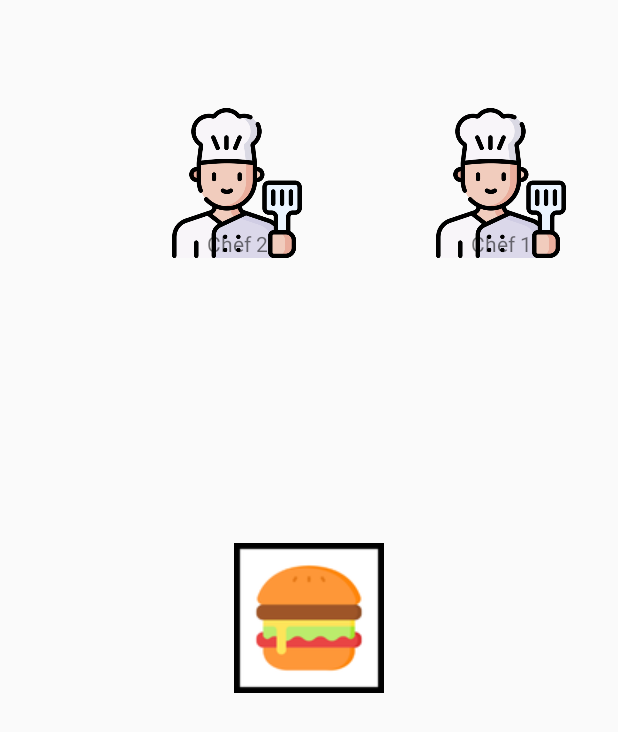
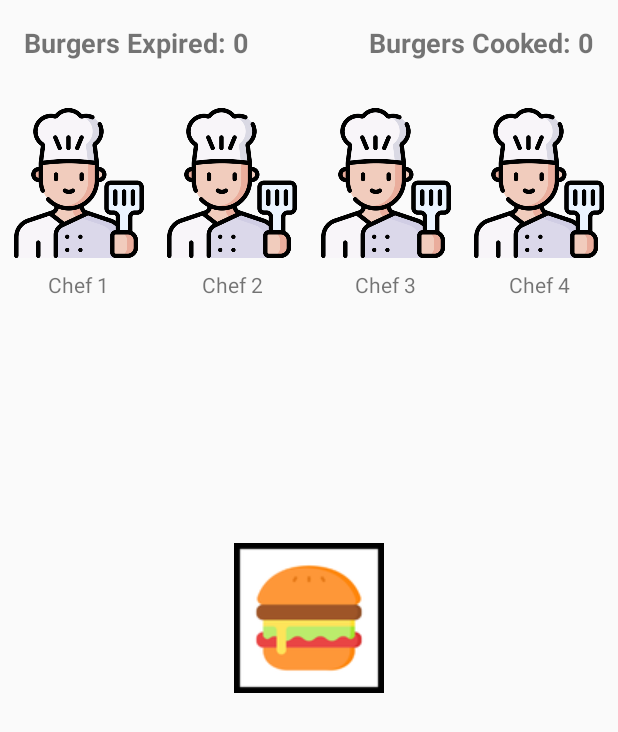
Before and after one commit to shengweikoh/cs205-ass4, an Android app built with Jetpack Compose: the screen it shows after launch (MainActivity), on a phone screen of 412 x 824 dp. Shown: the top 732 px of the screen. Run offline under Robolectric (Android 15) with nearby library versions, the phone set to English and light mode, and no system bars.

Commit message:
Enabled chef cooking burger

```diff
--- a/app/build.gradle.kts
+++ b/app/build.gradle.kts
@@ -60,4 +60,7 @@
     androidTestImplementation(libs.androidx.ui.test.junit4)
     debugImplementation(libs.androidx.ui.tooling)
     debugImplementation(libs.androidx.ui.test.manifest)
+
+    implementation("com.github.bumptech.glide:glide:4.12.0")
+    annotationProcessor("com.github.bumptech.glide:compiler:4.12.0")
 }
--- a/app/src/main/java/com/example/cs205_ass4/game/GameEngine.kt
+++ b/app/src/main/java/com/example/cs205_ass4/game/GameEngine.kt
@@ -8,31 +8,38 @@
 
 class GameEngine {
 
-    // Managers for different game entities
+    // Managers for game entities.
     val chefManager = ChefManager()
     val burgerManager = BurgerManager()
 
     var burgerCounter = 0
+    // Counter for burgers that have finished cooking.
+    var cookedBurgerCounter = 0
+    // New counter for burgers that have expired.
+    var expiredBurgerCounter = 0
 
-    // Handler for the game loop
+    // Handler for the game loop and delayed tasks.
     private val handler = Handler(Looper.getMainLooper())
-
-    // Game update interval (milliseconds)
     private val GAME_ENGINE_UPDATE_INTERVAL = 100L  // 10 updates per second
 
-    // Callback for burger expiration
+    // Callback for when burger views must be removed.
     private var onBurgersExpiredCallback: ((List<Int>) -> Unit)? = null
+    // Callback for when a burger has finished cooking.
+    private var onBurgerCookedCallback: ((Int) -> Unit)? = null
+    // Callback for notifying when a chef's state changes (e.g. idle or cooking).
+    private var onChefStateChangedCallback: ((Int, ChefState) -> Unit)? = null
+    // NEW: Callback for when the expired burger counter changes.
+    private var onBurgerExpiredCountChangedCallback: ((Int) -> Unit)? = null
 
     init {
-        // Spawn initial game entities
-//        chefManager.spawnChef(id = 1, x = 100f, y = 200f)
-//        burgerManager.spawnBurger(id = 1, x = 150f, y = 250f)
+        // Spawn initial chefs.
+        chefManager.spawnChef(id = 1, x = 100f, y = 200f)
+        chefManager.spawnChef(id = 2, x = 300f, y = 200f)
+        chefManager.spawnChef(id = 3, x = 100f, y = 400f)
+        chefManager.spawnChef(id = 4, x = 300f, y = 400f)
     }
 
-    // Called to start game loops, timers, etc.
     fun startGame() {
-        // TODO: Implement other game loop logic or timer events
-        // Start the game loop
         scheduleUpdate()
     }
 
@@ -43,37 +50,78 @@
         }, GAME_ENGINE_UPDATE_INTERVAL)
     }
 
-    // Called on each game tick/update
     fun updateGame() {
-        // Get expired burger IDs before updating
+        // Get expired burger IDs.
         val expiredBurgerIds = burgerManager.getExpiredBurgerIds()
 
-        chefManager.updateChefs()    // Update chef states, positions, etc.
-        burgerManager.updateBurgers()  // Deletes expired burgers and updates burger states, positions, etc.
+        // Update game entities.
+        chefManager.updateChefs()
+        burgerManager.updateBurgers()
 
-        // Additional game logic (e.g., collision detection, scoring) goes here
+        // Additional game logic can be added here.
 
-        // Notify about expired burgers
+        // If there are expired burgers, update counter and notify.
         if (expiredBurgerIds.isNotEmpty()) {
+            expiredBurgerCounter += expiredBurgerIds.size
+            onBurgerExpiredCountChangedCallback?.invoke(expiredBurgerCounter)
+            // Notify to remove expired burger views.
             onBurgersExpiredCallback?.invoke(expiredBurgerIds)
         }
     }
 
-    // Register for burger expiration callbacks
-    // Currently, we are using event-based callbacks to remove expired burgers
-    // Meaning game engine will call game renderer remove expired burgers method when burgers expire
-    // Might want to use a timer-based approach for future extension if required
+    // Callback setter for expired burger views (UI removal).
     fun setOnBurgersExpiredCallback(callback: (List<Int>) -> Unit) {
         onBurgersExpiredCallback = callback
+    }
+
+    // Callback setter for cooked burger count.
+    fun setOnBurgerCookedCallback(callback: (Int) -> Unit) {
+        onBurgerCookedCallback = callback
+    }
+
+    // Callback setter for chef state changes.
+    fun setOnChefStateChangedCallback(callback: (Int, ChefState) -> Unit) {
+        onChefStateChangedCallback = callback
+    }
+
+    // NEW: Callback setter for expired burger count changes.
+    fun setOnBurgerExpiredCountChangedCallback(callback: (Int) -> Unit) {
+        onBurgerExpiredCountChangedCallback = callback
     }
 
     fun getChefState(chefId: Int): ChefState {
         return chefManager.getChefById(chefId)?.chefState ?: ChefState.IDLE
     }
 
-    // Toggle a specific chef's state (for example, when a user taps on a chef)
     fun toggleChefState(chefId: Int) {
         chefManager.toggleChef(chefId)
+    }
+
+    // When a burger is assigned for cooking, it cooks for 5 seconds.
+    fun startCookingBurger(chefId: Int, burgerId: Int) {
+        // Check if the chef is available (IDLE) before starting to cook.
+        val chef = chefManager.getChefById(chefId)
+        if (chef == null || chef.chefState != ChefState.IDLE) {
+            // The chef is already busy or doesn't exist.
+            // Optionally, you can notify the player (for example, via a Toast).
+            return
+        }
+
+        // Now assign the burger for cooking.
+        chefManager.assignBurgerToChef(chefId, burgerId)
+
+        // Immediately update the UI to reflect that the chef is cooking.
+        onChefStateChangedCallback?.invoke(chefId, ChefState.COOKING)
+
+        // Schedule the chef to finish cooking after 5 seconds.
+        handler.postDelayed({
+            // Chef finishes cooking – return to IDLE.
+            chefManager.finishCooking(chefId)
+            cookedBurgerCounter++
+            onBurgerCookedCallback?.invoke(cookedBurgerCounter)
+            // Update the UI to reflect that the chef is now idle.
+            onChefStateChangedCallback?.invoke(chefId, ChefState.IDLE)
+        }, 5000)
     }
 
     fun spawnBurger(): Int {
--- a/app/src/main/java/com/example/cs205_ass4/game/GameRenderer.kt
+++ b/app/src/main/java/com/example/cs205_ass4/game/GameRenderer.kt
@@ -6,46 +6,74 @@
 import android.view.DragEvent
 import android.view.MotionEvent
 import android.view.View
-import android.view.View.DragShadowBuilder
 import android.widget.FrameLayout
 import android.widget.ImageView
+import android.widget.TextView
+import android.widget.Toast
+import com.bumptech.glide.Glide
 import com.example.cs205_ass4.R
+import com.example.cs205_ass4.game.chef.ChefState
 
 class GameRenderer(private val activity: Activity, private val gameEngine: GameEngine) {
 
-    private lateinit var chefImage: ImageView
+    private lateinit var chefImageList: List<ImageView>
     private lateinit var burgerContainer: FrameLayout
+    // NEW: Bind the expired burger counter TextView.
+    private lateinit var burgerExpiredTextView: TextView
+    private lateinit var burgerCounterTextView: TextView
 
-    // Handler to schedule burger spawns on the main thread.
+    // Handler to schedule burger spawns.
     private val handler = Handler(Looper.getMainLooper())
 
     fun setupUI() {
-        // Bind chef ImageView and set its drag listener.
-        chefImage = activity.findViewById(R.id.imageViewChef1)
-//        chefImage.setOnDragListener(chefDragListener)
+        // Bind chef ImageViews.
+        val chef1 = activity.findViewById<ImageView>(R.id.imageViewChef1)
+        val chef2 = activity.findViewById<ImageView>(R.id.imageViewChef2)
+        val chef3 = activity.findViewById<ImageView>(R.id.imageViewChef3)
+        val chef4 = activity.findViewById<ImageView>(R.id.imageViewChef4)
+        chef1.tag = 1
+        chef2.tag = 2
+        chef3.tag = 3
+        chef4.tag = 4
+        chefImageList = listOf(chef1, chef2, chef3, chef4)
 
-        // Bind the container where burgers will be added.
+        // Bind the container for burger views.
         burgerContainer = activity.findViewById(R.id.burgerContainer)
+        // Bind the counter TextViews.
+        burgerCounterTextView = activity.findViewById(R.id.textViewBurgerCounter)
+        burgerExpiredTextView = activity.findViewById(R.id.textViewBurgerExpired)
 
-        // Register for burger expiration callbacks
-        // Currently, we are using event-based callbacks to remove expired burgers
-        // Meaning game engine will call game renderer remove expired burgers method when burgers expire
-        // Might want to use a timer-based approach for future extension if required
+        // Set callback to update the "cooked" counter.
+        gameEngine.setOnBurgerCookedCallback { count ->
+            activity.runOnUiThread {
+                burgerCounterTextView.text = "Burgers Cooked: $count"
+            }
+        }
+
+        // Set callback to update the "expired" counter.
+        gameEngine.setOnBurgerExpiredCountChangedCallback { count ->
+            activity.runOnUiThread {
+                burgerExpiredTextView.text = "Burgers Expired: $count"
+            }
+        }
+
+        // Set callback to update chef image when state changes.
+        gameEngine.setOnChefStateChangedCallback { chefId, state ->
+            activity.runOnUiThread {
+                val chefView = chefImageList.find { (it.tag as? Int) == chefId }
+                chefView?.let { updateChefImage(it, chefId) }
+            }
+        }
+
+        // Callback to remove expired burger views.
         gameEngine.setOnBurgersExpiredCallback(::removeExpiredBurgerViews)
 
-        // Start the game engine
         gameEngine.startGame()
-
-        // Start scheduling burger spawns.
         scheduleBurgerSpawn()
     }
 
-    // Removes burger views that have expired
     private fun removeExpiredBurgerViews(expiredBurgerIds: List<Int>) {
-        // Create an empty list
         val viewsToRemove = mutableListOf<View>()
-
-        // Add all views that need to be removed
         for (i in 0 until burgerContainer.childCount) {
             val view = burgerContainer.getChildAt(i)
             val burgerId = view.tag as? Int
@@ -53,35 +81,27 @@
                 viewsToRemove.add(view)
             }
         }
-
-        // Remove all identified views
-        viewsToRemove.forEach { view ->
-            burgerContainer.removeView(view)
-        }
+        viewsToRemove.forEach { view -> burgerContainer.removeView(view) }
     }
 
-    // Schedule burger spawns every 5 seconds.
+    // Schedule burger spawns every 3 seconds.
     private fun scheduleBurgerSpawn() {
         handler.postDelayed({
             spawnBurgerView()
-            scheduleBurgerSpawn() // recursively schedule the next spawn.
+            scheduleBurgerSpawn()
         }, 3000)
     }
 
-    // Creates and adds a new burger view to the container.
     private fun spawnBurgerView() {
-        // Let the game engine create a burger and return its id.
         val burgerId = gameEngine.spawnBurger()
-        // Create an ImageView for the burger.
         val burgerView = ImageView(activity).apply {
             setImageResource(R.drawable.burger_order)
-            tag = burgerId // Save the burger's id in the view's tag.
-            // Set layout parameters (customize size as needed).
+            tag = burgerId
             layoutParams = FrameLayout.LayoutParams(150, 150).apply {
                 gravity = android.view.Gravity.CENTER
             }
         }
-        // Attach a touch listener to allow moving the burger.
+
         burgerView.setOnTouchListener(object : View.OnTouchListener {
             var dX = 0f
             var dY = 0f
@@ -97,59 +117,76 @@
                         view.y = event.rawY + dY
                         return true
                     }
-//                    MotionEvent.ACTION_UP -> {
-//                        // When released, check if the burger overlaps the chef.
-//                        if (isViewOverlapping(view, chefImage)) {
-//                            // Start cooking with chef id = 1 (adjust if needed).
-//                            gameEngine.startCookingBurger(chefId = 1, burgerId = burgerId)
-//                            // Remove the burger view from the container.
-//                            burgerContainer.removeView(view)
-//                            // Update chef image (if startCookingBurger does not trigger UI update automatically).
-//                            updateChefImage(chefImage, 1)
-//                        }
-//                        return true
-//                    }
+                    MotionEvent.ACTION_UP -> {
+                        // Find the chef view that the burger overlaps.
+                        val overlappedChef = findOverlappedChef(view)
+                        if (overlappedChef != null) {
+                            val chefId = overlappedChef.tag as? Int
+                            val burgerId = view.tag as? Int
+                            if (chefId != null && burgerId != null) {
+                                // Check if the chef is available.
+                                if (gameEngine.getChefState(chefId) == ChefState.IDLE) {
+                                    // Chef is free: start cooking and remove the burger view.
+                                    gameEngine.startCookingBurger(chefId, burgerId)
+                                    burgerContainer.removeView(view)
+                                    updateChefImage(overlappedChef, chefId)
+                                } else {
+                                    // Chef is busy: notify the player and do not remove the burger.
+                                    Toast.makeText(activity,
+                                        "Chef $chefId is busy. Please drop the burger on another chef!",
+                                        Toast.LENGTH_SHORT).show()
+                                    // Optionally, animate the burger view to snap back or reset its position.
+                                }
+                            }
+                        }
+                        return true
+                    }
                     else -> return false
                 }
             }
         })
 
-        // Add the burger view to the container.
         burgerContainer.addView(burgerView)
     }
 
-//    // Drag listener on the chef image.
-//    private val chefDragListener = View.OnDragListener { _, event ->
-//        when (event.action) {
-//            DragEvent.ACTION_DRAG_STARTED -> true
-//            DragEvent.ACTION_DROP -> {
-//                // When a burger is dropped on the chef, retrieve the burger view.
-//                val draggedView = event.localState as? View
-//                draggedView?.let { view ->
-//                    val burgerId = view.tag as? Int
-//                    if (burgerId != null) {
-//                        // Start cooking the burger with chef id = 1 (adjust as needed).
-//                        gameEngine.startCookingBurger(chefId = 1, burgerId = burgerId)
-//                        // Remove the burger view from the container.
-//                        burgerContainer.removeView(view)
-//                        // Update the chef image to reflect the cooking state.
-//                        updateChefImage(chefImage, 1)
-//                    }
-//                }
-//                true
-//            }
-//            else -> true
-//        }
-//    }
-//
-//    // Updates the chef's ImageView based on its state.
-//    private fun updateChefImage(imageView: ImageView, chefId: Int) {
-//        val state = gameEngine.getChefState(chefId)
-//        val drawableRes = if (state == ChefState.COOKING) {
-//            R.drawable.chef_cooking
-//        } else {
-//            R.drawable.chef_idle
-//        }
-//        imageView.setImageResource(drawableRes)
-//    }
+    private fun findOverlappedChef(burgerView: View): ImageView? {
+        for (chefView in chefImageList) {
+            if (isViewOverlapping(burgerView, chefView)) {
+                return chefView
+            }
+        }
+        return null
+    }
+
+    private fun updateChefImage(chefImageView: ImageView, chefId: Int) {
+        val state = gameEngine.getChefState(chefId)
+        if (state == ChefState.COOKING) {
+            Glide.with(chefImageView.context)
+                .asGif()
+                .load(R.drawable.chef_cooking)
+                .into(chefImageView)
+        } else {
+            chefImageView.setImageResource(R.drawable.chef_idle)
+        }
+    }
+
+    private fun isViewOverlapping(view1: View, view2: View): Boolean {
+        val loc1 = IntArray(2)
+        val loc2 = IntArray(2)
+        view1.getLocationOnScreen(loc1)
+        view2.getLocationOnScreen(loc2)
+        val rect1 = android.graphics.Rect(
+            loc1[0],
+            loc1[1],
+            loc1[0] + view1.width,
+            loc1[1] + view1.height
+        )
+        val rect2 = android.graphics.Rect(
+            loc2[0],
+            loc2[1],
+            loc2[0] + view2.width,
+            loc2[1] + view2.height
+        )
+        return rect1.intersect(rect2)
+    }
 }
--- a/app/src/main/java/com/example/cs205_ass4/game/chef/Chef.kt
+++ b/app/src/main/java/com/example/cs205_ass4/game/chef/Chef.kt
@@ -1,12 +1,15 @@
 package com.example.cs205_ass4.game.chef
 
 enum class ChefState {
-    IDLE, COOKING
+    IDLE,
+    COOKING,
+    IO_WAIT  // New state for when I/O interrupts occur (if you choose to implement that logic)
 }
 
 data class Chef(
     val id: Int,
     var xPosition: Float,
     var yPosition: Float,
-    var chefState: ChefState = ChefState.IDLE
+    var chefState: ChefState = ChefState.IDLE,
+    var currentBurgerId: Int? = null  // Track the burger (process) being handled
 )
--- a/app/src/main/res/layout/activity_main.xml
+++ b/app/src/main/res/layout/activity_main.xml
@@ -7,47 +7,126 @@
     android:layout_height="match_parent"
     tools:context=".MainActivity">
 
+
+    <!-- Cooked Burger Counter (top right) -->
+    <TextView
+        android:id="@+id/textViewBurgerCounter"
+        android:layout_width="wrap_content"
+        android:layout_height="wrap_content"
+        android:text="Burgers Cooked: 0"
+        android:textSize="18sp"
+        android:textStyle="bold"
+        android:layout_marginTop="16dp"
+        android:layout_marginEnd="16dp"
+        app:layout_constraintEnd_toEndOf="parent"
+        app:layout_constraintTop_toTopOf="parent" />
+
+    <!-- Expired Burger Counter (top left) -->
+    <TextView
+        android:id="@+id/textViewBurgerExpired"
+        android:layout_width="wrap_content"
+        android:layout_height="wrap_content"
+        android:text="Burgers Expired: 0"
+        android:textSize="18sp"
+        android:textStyle="bold"
+        android:layout_marginTop="16dp"
+        android:layout_marginStart="16dp"
+        app:layout_constraintStart_toStartOf="parent"
+        app:layout_constraintTop_toTopOf="parent" />
+
+
+    <!-- Chef 1 -->
     <ImageView
         android:id="@+id/imageViewChef1"
         android:layout_width="100dp"
         android:layout_height="100dp"
-        android:layout_marginStart="108dp"
+        android:src="@drawable/chef_idle"
+        android:scaleType="fitCenter"
         android:layout_marginTop="72dp"
-        android:scaleType="fitCenter"
-        android:src="@drawable/chef"
         app:layout_constraintStart_toStartOf="parent"
-        app:layout_constraintTop_toTopOf="parent" />
+        app:layout_constraintEnd_toStartOf="@id/imageViewChef2"
+        app:layout_constraintTop_toTopOf="parent"
+        app:layout_constraintHorizontal_chainStyle="spread" />
 
+    <!-- Label for Chef 1 -->
+    <TextView
+        android:id="@+id/textViewChef1"
+        android:layout_width="wrap_content"
+        android:layout_height="wrap_content"
+        android:text="Chef 1"
+        android:layout_marginTop="8dp"
+        app:layout_constraintTop_toBottomOf="@id/imageViewChef1"
+        app:layout_constraintStart_toStartOf="@id/imageViewChef1"
+        app:layout_constraintEnd_toEndOf="@id/imageViewChef1" />
+
+    <!-- Chef 2 -->
     <ImageView
         android:id="@+id/imageViewChef2"
         android:layout_width="100dp"
         android:layout_height="100dp"
-        android:layout_marginStart="76dp"
+        android:src="@drawable/chef_idle"
         android:scaleType="fitCenter"
-        android:src="@drawable/chef"
-        app:layout_constraintBottom_toBottomOf="@+id/imageViewChef1"
+        android:layout_marginTop="72dp"
         app:layout_constraintStart_toEndOf="@id/imageViewChef1"
-        app:layout_constraintTop_toTopOf="@id/imageViewChef1"
-        app:layout_constraintVertical_bias="1.0" />
+        app:layout_constraintEnd_toStartOf="@id/imageViewChef3"
+        app:layout_constraintTop_toTopOf="parent" />
 
-    <TextView
-        android:id="@+id/textViewChef1"
-        android:layout_width="wrap_content"
-        android:layout_height="wrap_content"
-        android:text="Chef 2"
-        app:layout_constraintBottom_toBottomOf="@+id/imageViewChef1"
-        app:layout_constraintEnd_toEndOf="@+id/imageViewChef1"
-        app:layout_constraintHorizontal_bias="0.505"
-        app:layout_constraintStart_toStartOf="@+id/imageViewChef1" />
-
+    <!-- Label for Chef 2 -->
     <TextView
         android:id="@+id/textViewChef2"
         android:layout_width="wrap_content"
         android:layout_height="wrap_content"
-        android:text="Chef 1"
-        app:layout_constraintBottom_toBottomOf="@+id/imageViewChef2"
-        app:layout_constraintEnd_toEndOf="@+id/imageViewChef2"
-        app:layout_constraintStart_toStartOf="@+id/imageViewChef2" />
+        android:text="Chef 2"
+        android:layout_marginTop="8dp"
+        app:layout_constraintTop_toBottomOf="@id/imageViewChef2"
+        app:layout_constraintStart_toStartOf="@id/imageViewChef2"
+        app:layout_constraintEnd_toEndOf="@id/imageViewChef2" />
+
+    <!-- Chef 3 -->
+    <ImageView
+        android:id="@+id/imageViewChef3"
+        android:layout_width="100dp"
+        android:layout_height="100dp"
+        android:src="@drawable/chef_idle"
+        android:scaleType="fitCenter"
+        android:layout_marginTop="72dp"
+        app:layout_constraintStart_toEndOf="@id/imageViewChef2"
+        app:layout_constraintEnd_toStartOf="@id/imageViewChef4"
+        app:layout_constraintTop_toTopOf="parent" />
+
+    <!-- Label for Chef 3 -->
+    <TextView
+        android:id="@+id/textViewChef3"
+        android:layout_width="wrap_content"
+        android:layout_height="wrap_content"
+        android:text="Chef 3"
+        android:layout_marginTop="8dp"
+        app:layout_constraintTop_toBottomOf="@id/imageViewChef3"
+        app:layout_constraintStart_toStartOf="@id/imageViewChef3"
+        app:layout_constraintEnd_toEndOf="@id/imageViewChef3" />
+
+    <!-- Chef 4 -->
+    <ImageView
+        android:id="@+id/imageViewChef4"
+        android:layout_width="100dp"
+        android:layout_height="100dp"
+        android:src="@drawable/chef_idle"
+        android:scaleType="fitCenter"
+        android:layout_marginTop="72dp"
+        app:layout_constraintStart_toEndOf="@id/imageViewChef3"
+        app:layout_constraintEnd_toEndOf="parent"
+        app:layout_constraintTop_toTopOf="parent" />
+
+    <!-- Label for Chef 4 -->
+    <TextView
+        android:id="@+id/textViewChef4"
+        android:layout_width="wrap_content"
+        android:layout_height="wrap_content"
+        android:text="Chef 4"
+        android:layout_marginTop="8dp"
+        app:layout_constraintTop_toBottomOf="@id/imageViewChef4"
+        app:layout_constraintStart_toStartOf="@id/imageViewChef4"
+        app:layout_constraintEnd_toEndOf="@id/imageViewChef4" />
 
     <FrameLayout
         android:id="@+id/burgerContainer"
```
Also changed, not shown: app/src/main/java/com/example/cs205_ass4/game/chef/ChefManager.kt (+23 -7 lines), app/src/main/res/drawable/chef_cooking.gif (added), app/src/main/res/drawable/chef_idle.png (renamed from app/src/main/res/drawable/chef.png).
